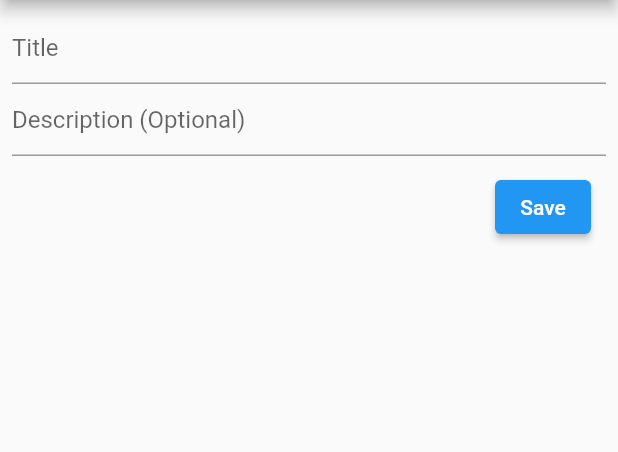
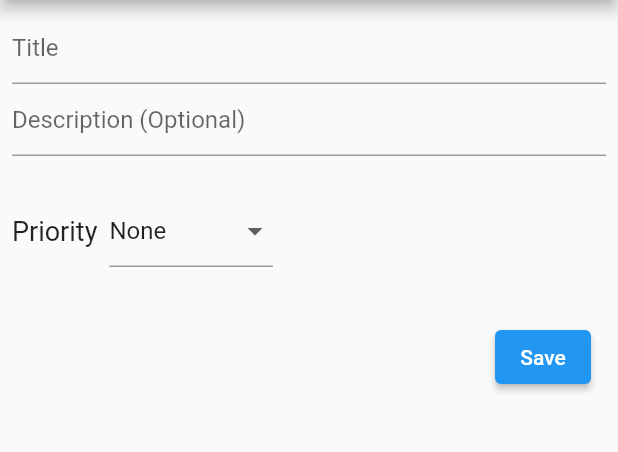
Before and after one commit to dev-raj-1729/flutter_todo_app, a Flutter app: the AddTodoScreen screen opened by its route, on a phone screen of 412 x 824 dp, the part 84-536 px from its top. Run offline on Flutter 3.47's test engine with Material 2 defaults, Android fonts, the phone set to English and light mode, and no system bars; our stand-ins replace sqflite; accounts and stored records are empty.

Commit message:
added Priorities dropdown box

```diff
--- a/lib/models/constants.dart
+++ b/lib/models/constants.dart
@@ -4,6 +4,32 @@ class Priorities {
   static const high = 0;
   static const low = 1;
   static const none = 2;
+
+  static int fromString(String str) {
+    switch (str.toLowerCase()) {
+      case 'high':
+        return Priorities.high;
+      case 'low':
+        return Priorities.low;
+      case 'none':
+        return Priorities.none;
+      default:
+        return 0;
+    }
+  }
+
+  static String getString(int priority) {
+    switch (priority) {
+      case Priorities.high:
+        return "High";
+      case Priorities.low:
+        return "Low";
+      case Priorities.none:
+        return "None";
+      default:
+        return "None";
+    }
+  }
 }
 
 final defaultTodo =
--- a/lib/widgets/todo_form.dart
+++ b/lib/widgets/todo_form.dart
@@ -1,4 +1,5 @@
 import 'package:flutter/material.dart';
+import 'package:flutter_to_do/models/constants.dart';
 import 'package:flutter_to_do/models/todo_item.dart';
 import 'package:flutter_to_do/models/todos.dart';
 import 'package:flutter_to_do/screens/todos_detail_screen.dart';
@@ -43,8 +44,10 @@ class _TodoFormState extends State<TodoForm> {
 
   String _title = '';
   String _description = '';
+  int _priority = Priorities.none;
   @override
   Widget build(BuildContext context) {
+    if (widget.todoItem != null) _priority = widget.todoItem!.priority;
     return Form(
       key: _formKey,
       child: Padding(
@@ -71,6 +74,46 @@ class _TodoFormState extends State<TodoForm> {
               },
               decoration: InputDecoration(hintText: 'Description (Optional)'),
             ),
+            Container(
+              width: double.infinity,
+              height: 100,
+              child: Row(
+                children: [
+                  Text(
+                    'Priority',
+                    style: TextStyle(fontSize: 18),
+                  ),
+                  Container(
+                    padding: EdgeInsets.all(8),
+                    width: 125,
+                    child: DropdownButtonFormField<String>(
+                      value: Priorities.getString(_priority),
+                      onChanged: (value) {},
+                      items: [
+                        DropdownMenuItem<String>(
+                          child: Text(
+                            Priorities.getString(Priorities.high),
+                          ),
+                          value: Priorities.getString(Priorities.high),
+                        ),
+                        DropdownMenuItem<String>(
+                          child: Text(
+                            Priorities.getString(Priorities.low),
+                          ),
+                          value: Priorities.getString(Priorities.low),
+                        ),
+                        DropdownMenuItem<String>(
+                          child: Text(
+                            Priorities.getString(Priorities.none),
+                          ),
+                          value: Priorities.getString(Priorities.none),
+                        ),
+                      ],
+                    ),
+                  ),
+                ],
+              ),
+            ),
             SizedBox(
               height: 10,
             ),
```
